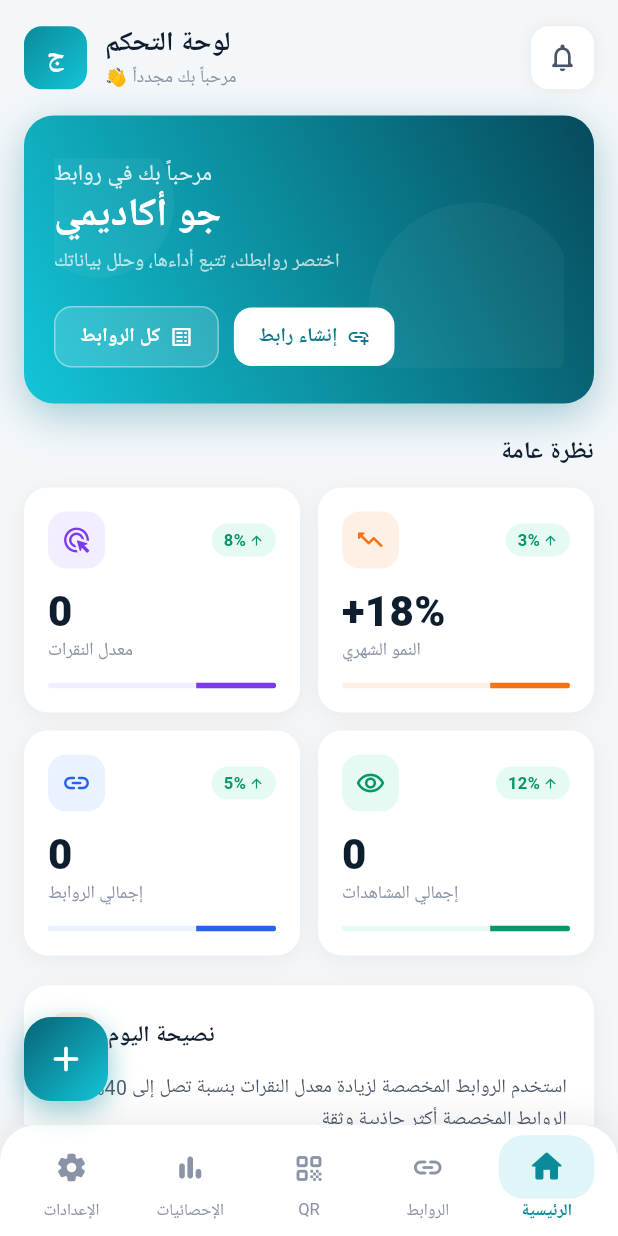
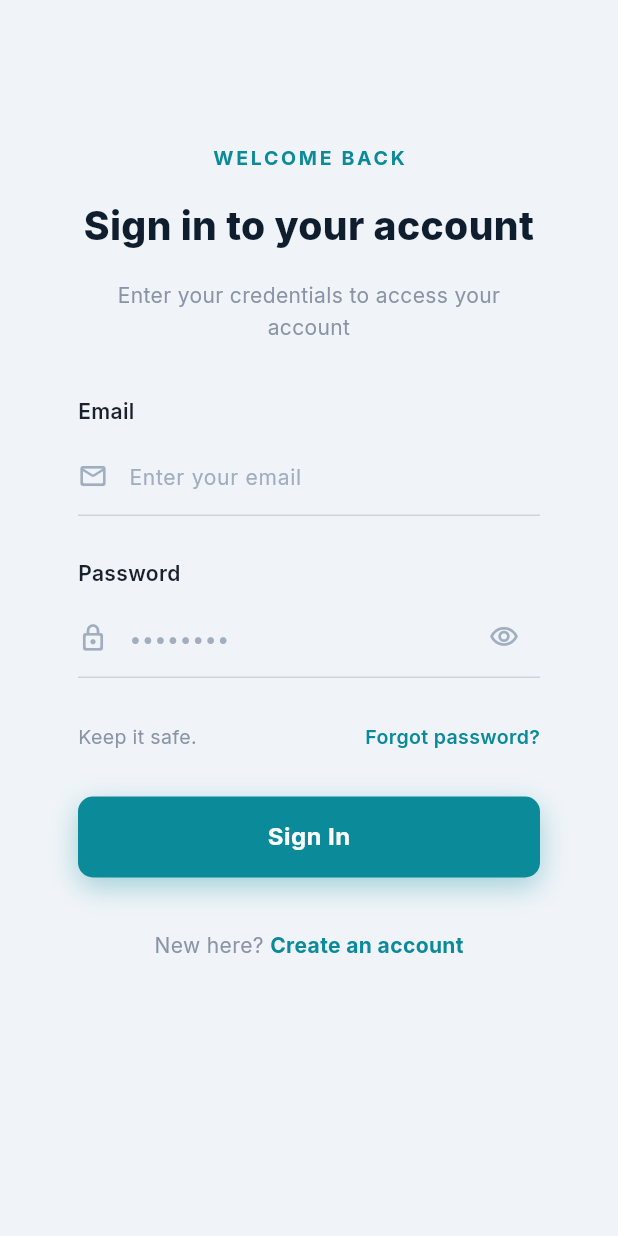
Before and after one commit to MohamedEmad223/Dashboard-For-Url-Shortner-, a Flutter app: the screen it shows after launch, on a phone screen of 412 x 824 dp. Run offline on Flutter 3.47's test engine with Material 3 defaults, Android fonts, the phone set to English and light mode, and no system bars; our stand-ins replace equatable, fl_chart, flutter_bloc, google_fonts, qr_flutter; missing offline and left inert: gal; Roboto replaces fonts that are missing (Cairo).

Commit message:
- finish feature/login

```diff
--- /dev/null
+++ b/lib/features/auth/login/presentation/screens/login_screen.dart
@@ -0,0 +1,110 @@
+import 'package:dashboard_for_url_shortner/features/auth/login/presentation/widgets/auth_header.dart';
+import 'package:dashboard_for_url_shortner/features/auth/login/presentation/widgets/auth_text_feild.dart';
+import 'package:dashboard_for_url_shortner/features/auth/login/presentation/widgets/create_account_folder.dart';
+import 'package:dashboard_for_url_shortner/features/auth/login/presentation/widgets/forget_password_row.dart';
+import 'package:dashboard_for_url_shortner/features/auth/login/presentation/widgets/sign_in_button.dart';
+import 'package:flutter/material.dart';
+
+class LoginScreen extends StatefulWidget {
+  const LoginScreen({super.key});
+
+  @override
+  State<LoginScreen> createState() => _LoginScreenState();
+}
+
+class _LoginScreenState extends State<LoginScreen>
+    with SingleTickerProviderStateMixin {
+  final _formKey = GlobalKey<FormState>();
+  final _emailCtrl = TextEditingController();
+  final _passwordCtrl = TextEditingController();
+
+
+
+
+
+  @override
+  void dispose() {
+    _emailCtrl.dispose();
+    _passwordCtrl.dispose();
+    super.dispose();
+  }
+
+  @override
+  Widget build(BuildContext context) {
+    return Scaffold(
+      backgroundColor: const Color(0xFFF0F4F8),
+      body: SafeArea(
+        child: GestureDetector(
+          onTap: () => FocusScope.of(context).unfocus(),
+          child: SingleChildScrollView(
+            physics: const BouncingScrollPhysics(),
+            child: Padding(
+              padding: const EdgeInsets.symmetric(horizontal: 24),
+              child: Column(
+                children: [
+                  const SizedBox(height: 60),
+                       Container(
+                        width: double.infinity,
+                        padding: const EdgeInsets.fromLTRB(28, 36, 28, 32),
+                        child: Form(
+                          key: _formKey,
+                          child: Column(
+                            crossAxisAlignment: CrossAxisAlignment.start,
+                            children: [
+                              // Header
+                              const AuthHeader(),
+                              const SizedBox(height: 36),
+                              // Email field
+                              AuthTextField(
+                                label: 'Email',
+                                hint:'Enter your email',
+                                prefixIcon: Icons.mail_outline_rounded,
+                                controller: _emailCtrl,
+                                keyboardType: TextInputType.emailAddress,
+                                validator: (v) {
+                                  if (v == null || v.isEmpty) {
+                                    return 'Please enter your email';
+                                  }
+                                  if (!v.contains('@')) {
+                                    return 'Please enter a valid email';
+                                  }
+                                  return null;
+                                },
+                              ),
+                              const SizedBox(height: 28),
+                              AuthTextField(
+                                label: 'Password',
+                                hint: '••••••••',
+                                prefixIcon: Icons.lock_outline_rounded,
+                                controller: _passwordCtrl,
+                                isPassword: true,
+                                validator: (v) {
+                                  if (v == null || v.isEmpty) {
+                                    return 'Please enter your password';
+                                  }
+                                  if (v.length < 6) {
+                                    return 'Password must be at least 6 characters';
+                                  }
+                                  return null;
+                                },
+                              ),
+                              const SizedBox(height: 30),
+                              ForgotPasswordRow(onForgotTap: () {}),
+                              const SizedBox(height: 30),
+                              SignInButton(onTap: () {}),
+                              const SizedBox(height: 35),
+                              CreateAccountFooter(onCreateTap: () {}),
+                            ],
+                          ),
+                        ),
+                      ),
+                  const SizedBox(height: 40),
+                ],
+              ),
+            ),
+          ),
+        ),
+      ),
+    );
+  }
+}
--- /dev/null
+++ b/lib/features/auth/login/presentation/widgets/auth_header.dart
@@ -0,0 +1,44 @@
+import 'package:flutter/material.dart';
+import 'package:google_fonts/google_fonts.dart';
+
+class AuthHeader extends StatelessWidget {
+  const AuthHeader({super.key});
+
+  @override
+  Widget build(BuildContext context) {
+    return Column(
+      children: [
+        Text(
+          'WELCOME BACK',
+          style: GoogleFonts.inter(
+            fontSize: 13,
+            fontWeight: FontWeight.w700,
+            color: const Color(0xFF0B8A9A),
+            letterSpacing: 1.8,
+          ),
+        ),
+        const SizedBox(height: 20),
+        Text(
+          'Sign in to your account',
+          textAlign: TextAlign.center,
+          style: GoogleFonts.inter(
+            fontSize: 26,
+            fontWeight: FontWeight.w800,
+            color: const Color(0xFF0F1E2E),
+            height: 1.2,
+          ),
+        ),
+        const SizedBox(height: 20),
+        Text(
+          'Enter your credentials to access your account',
+          textAlign: TextAlign.center,
+          style: GoogleFonts.inter(
+            fontSize: 14,
+            color: const Color(0xFF8A94A6),
+            height: 1.5,
+          ),
+        ),
+      ],
+    );
+  }
+}
--- /dev/null
+++ b/lib/features/auth/login/presentation/widgets/auth_text_feild.dart
@@ -0,0 +1,145 @@
+import 'package:flutter/material.dart';
+import 'package:google_fonts/google_fonts.dart';
+
+class AuthTextField extends StatefulWidget {
+  final String label;
+  final String hint;
+  final IconData prefixIcon;
+  final bool isPassword;
+  final TextEditingController controller;
+  final TextInputType keyboardType;
+  final String? Function(String?)? validator;
+
+  const AuthTextField({
+    super.key,
+    required this.label,
+    required this.hint,
+    required this.prefixIcon,
+    required this.controller,
+    this.isPassword = false,
+    this.keyboardType = TextInputType.text,
+    this.validator,
+  });
+
+  @override
+  State<AuthTextField> createState() => _AuthTextFieldState();
+}
+
+class _AuthTextFieldState extends State<AuthTextField>
+    with SingleTickerProviderStateMixin {
+  bool _obscure = true;
+  bool _isFocused = false;
+  late AnimationController _ctrl;
+  late Animation<double> _anim;
+
+  @override
+  void initState() {
+    super.initState();
+    _ctrl = AnimationController(
+        vsync: this, duration: const Duration(milliseconds: 200));
+    _anim = CurvedAnimation(parent: _ctrl, curve: Curves.easeOut);
+  }
+
+  @override
+  void dispose() {
+    _ctrl.dispose();
+    super.dispose();
+  }
+
+  void _onFocusChange(bool focused) {
+    setState(() => _isFocused = focused);
+    focused ? _ctrl.forward() : _ctrl.reverse();
+  }
+
+  @override
+  Widget build(BuildContext context) {
+    return Column(
+      crossAxisAlignment: CrossAxisAlignment.start,
+      children: [
+        Text(
+          widget.label,
+          style: GoogleFonts.inter(
+            fontSize: 14,
+            fontWeight: FontWeight.w600,
+            color: const Color(0xFF1A202C),
+          ),
+        ),
+        const SizedBox(height: 8),
+        Focus(
+          onFocusChange: _onFocusChange,
+          child: AnimatedBuilder(
+            animation: _anim,
+            builder: (_, child) => Container(
+              decoration: BoxDecoration(
+                border: Border(
+                  bottom: BorderSide(
+                    color: Color.lerp(
+                      const Color(0xFFCBD5E0),
+                      const Color(0xFF0B8A9A),
+                      _anim.value,
+                    )!,
+                    width: _isFocused ? 2.0 : 1.0,
+                  ),
+                ),
+              ),
+              child: child,
+            ),
+            child: TextFormField(
+              controller: widget.controller,
+              obscureText: widget.isPassword && _obscure,
+              keyboardType: widget.keyboardType,
+              validator: widget.validator,
+              style: GoogleFonts.inter(
+                fontSize: 15,
+                color: const Color(0xFF1A202C),
+              ),
+              decoration: InputDecoration(
+                hintText: widget.hint,
+                hintStyle: GoogleFonts.inter(
+                  fontSize: 14,
+                  color: const Color(0xFFA0AEC0),
+                ),
+                prefixIcon: Padding(
+                  padding: const EdgeInsets.only(right: 10),
+                  child: AnimatedBuilder(
+                    animation: _anim,
+                    builder: (_, __) => Icon(
+                      widget.prefixIcon,
+                      size: 20,
+                      color: Color.lerp(
+                        const Color(0xFFA0AEC0),
+                        const Color(0xFF0B8A9A),
+                        _anim.value,
+                      ),
+                    ),
+                  ),
+                ),
+                prefixIconConstraints:
+                const BoxConstraints(minWidth: 0, minHeight: 0),
+                suffixIcon: widget.isPassword
+                    ? GestureDetector(
+                  onTap: () =>
+                      setState(() => _obscure = !_obscure),
+                  child: Padding(
+                    padding: const EdgeInsets.only(bottom: 2),
+                    child: Icon(
+                      _obscure
+                          ? Icons.visibility_outlined
+                          : Icons.visibility_off_outlined,
+                      size: 20,
+                      color: const Color(0xFFA0AEC0),
+                    ),
+                  ),
+                )
+                    : null,
+                border: InputBorder.none,
+                contentPadding:
+                const EdgeInsets.symmetric(vertical: 14),
+              ),
+            ),
+          ),
+        ),
+      ],
+    );
+  }
+}
--- /dev/null
+++ b/lib/features/auth/login/presentation/widgets/create_account_folder.dart
@@ -0,0 +1,35 @@
+import 'package:flutter/material.dart';
+import 'package:google_fonts/google_fonts.dart';
+
+class CreateAccountFooter extends StatelessWidget {
+  final VoidCallback onCreateTap;
+
+  const CreateAccountFooter({super.key, required this.onCreateTap});
+
+  @override
+  Widget build(BuildContext context) {
+    return Row(
+      mainAxisAlignment: MainAxisAlignment.center,
+      children: [
+        Text(
+          'New here? ',
+          style: GoogleFonts.inter(
+            fontSize: 14,
+            color: const Color(0xFF8A94A6),
+          ),
+        ),
+        GestureDetector(
+          onTap: onCreateTap,
+          child: Text(
+            'Create an account',
+            style: GoogleFonts.inter(
+              fontSize: 14,
+              fontWeight: FontWeight.w700,
+              color: const Color(0xFF0B8A9A),
+            ),
+          ),
+        ),
+      ],
+    );
+  }
+}
--- /dev/null
+++ b/lib/features/auth/login/presentation/widgets/forget_password_row.dart
@@ -0,0 +1,35 @@
+import 'package:flutter/material.dart';
+import 'package:google_fonts/google_fonts.dart';
+
+class ForgotPasswordRow extends StatelessWidget {
+  final VoidCallback onForgotTap;
+
+  const ForgotPasswordRow({super.key, required this.onForgotTap});
+
+  @override
+  Widget build(BuildContext context) {
+    return Row(
+      mainAxisAlignment: MainAxisAlignment.spaceBetween,
+      children: [
+        Text(
+          'Keep it safe.',
+          style: GoogleFonts.inter(
+            fontSize: 13,
+            color: const Color(0xFF8A94A6),
+          ),
+        ),
+        GestureDetector(
+          onTap: onForgotTap,
+          child: Text(
+            'Forgot password?',
+            style: GoogleFonts.inter(
+              fontSize: 13,
+              fontWeight: FontWeight.w600,
+              color: const Color(0xFF0B8A9A),
+            ),
+          ),
+        ),
+      ],
+    );
+  }
+}
--- /dev/null
+++ b/lib/features/auth/login/presentation/widgets/sign_in_button.dart
@@ -0,0 +1,87 @@
+import 'package:flutter/material.dart';
+import 'package:google_fonts/google_fonts.dart';
+
+class SignInButton extends StatefulWidget {
+  final VoidCallback onTap;
+  final bool isLoading;
+
+  const SignInButton({
+    super.key,
+    required this.onTap,
+    this.isLoading = false,
+  });
+
+  @override
+  State<SignInButton> createState() => _SignInButtonState();
+}
+
+class _SignInButtonState extends State<SignInButton>
+    with SingleTickerProviderStateMixin {
+  late AnimationController _ctrl;
+  late Animation<double> _scale;
+
+  @override
+  void initState() {
+    super.initState();
+    _ctrl = AnimationController(
+        vsync: this, duration: const Duration(milliseconds: 110));
+    _scale = Tween<double>(begin: 1.0, end: 0.97)
+        .animate(CurvedAnimation(parent: _ctrl, curve: Curves.easeInOut));
+  }
+
+  @override
+  void dispose() {
+    _ctrl.dispose();
+    super.dispose();
+  }
+
+  @override
+  Widget build(BuildContext context) {
+    return GestureDetector(
+      onTapDown: (_) => _ctrl.forward(),
+      onTapUp: (_) {
+        _ctrl.reverse();
+        if (!widget.isLoading) widget.onTap();
+      },
+      onTapCancel: () => _ctrl.reverse(),
+      child: ScaleTransition(
+        scale: _scale,
+        child: Container(
+          width: double.infinity,
+          height: 54,
+          decoration: BoxDecoration(
+            color: const Color(0xFF0B8A9A),
+            borderRadius: BorderRadius.circular(10),
+            boxShadow: [
+              BoxShadow(
+                color: const Color(0xFF0B8A9A).withOpacity(0.35),
+                blurRadius: 16,
+                offset: const Offset(0, 6),
+              ),
+            ],
+          ),
+          child: Center(
+            child: widget.isLoading
+                ? const SizedBox(
+              width: 22,
+              height: 22,
+              child: CircularProgressIndicator(
+                strokeWidth: 2.5,
+                color: Colors.white,
+              ),
+            )
+                : Text(
+              'Sign In',
+              style: GoogleFonts.inter(
+                color: Colors.white,
+                fontWeight: FontWeight.w700,
+                fontSize: 16,
+                letterSpacing: 0.3,
+              ),
+            ),
+          ),
+        ),
+      ),
+    );
+  }
+}
--- a/lib/main.dart
+++ b/lib/main.dart
@@ -1,3 +1,4 @@
+import 'package:dashboard_for_url_shortner/features/auth/login/presentation/screens/login_screen.dart';
 import 'package:flutter/material.dart';
 import 'package:flutter/services.dart';
 import 'package:google_fonts/google_fonts.dart';
@@ -35,10 +36,7 @@ class JocApp extends StatelessWidget {
           brightness: Brightness.light,
         ),
       ),
-      home: const Directionality(
-        textDirection: TextDirection.rtl,
-        child: MainNavigation(),
-      ),
+      home: LoginScreen(),
     );
   }
 }
```
